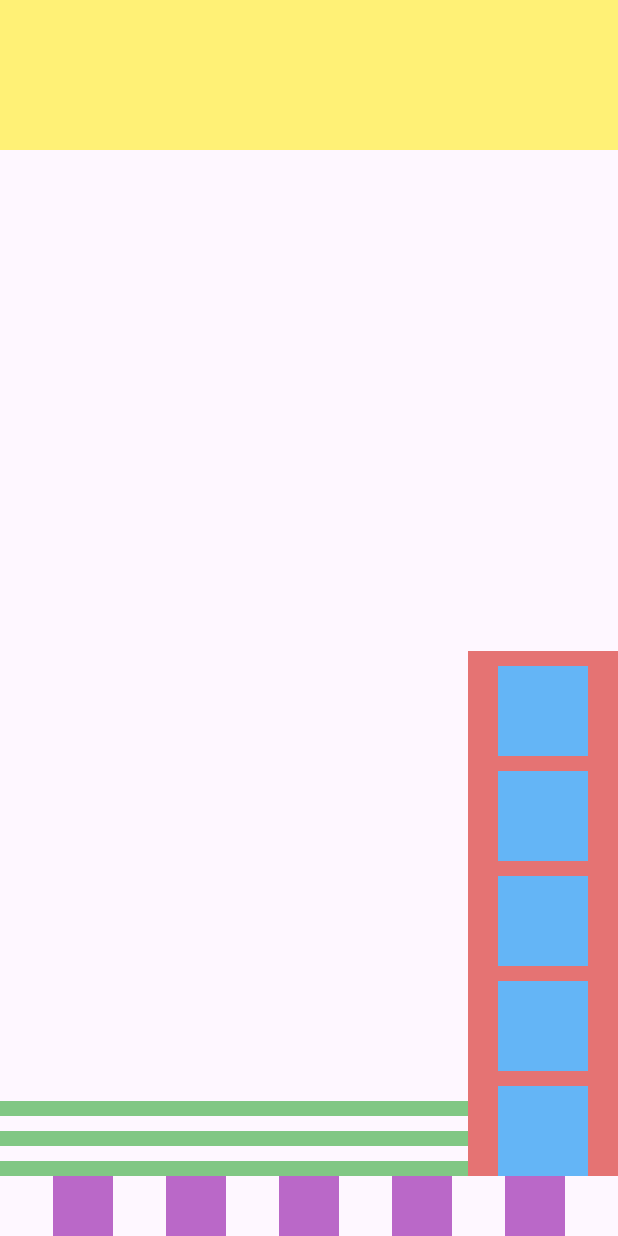
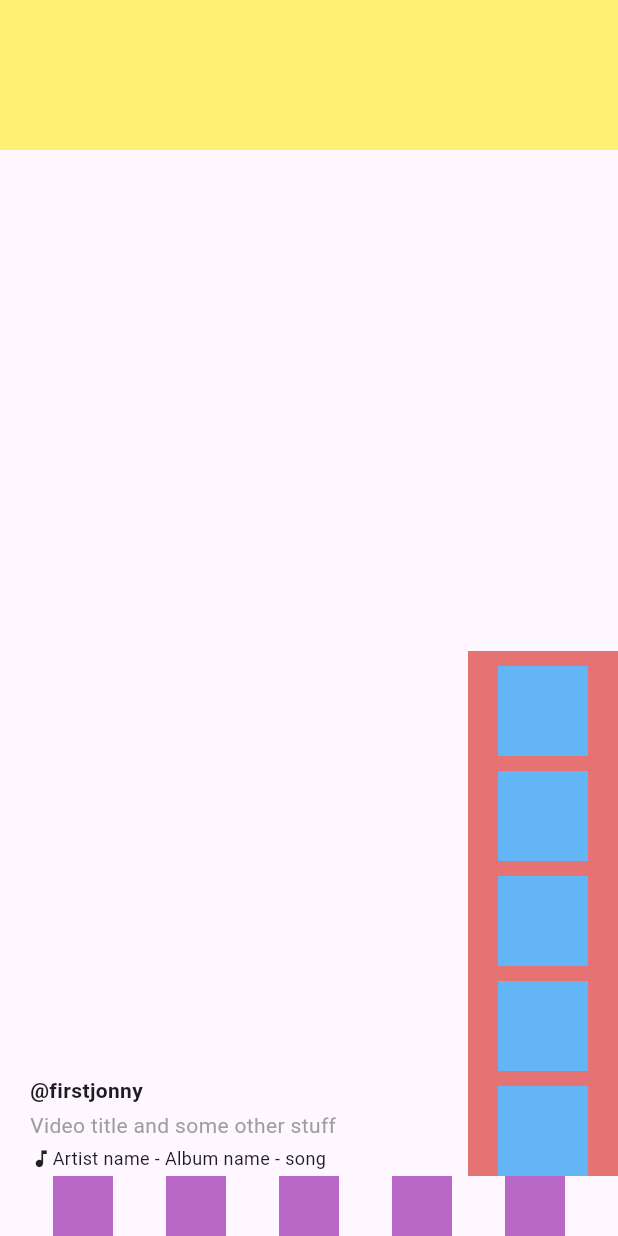
Before and after one commit to Birkity/flutter_tutorial, a Flutter app: the screen it shows after launch, on a phone screen of 412 x 824 dp. Run offline on Flutter 3.47's test engine with Material 3 defaults, Android fonts, the phone set to English and light mode, and no system bars.

Commit message:
Add content and spacing to video description

```diff
--- a/tik_tok_ui/lib/widgets/video_description.dart
+++ b/tik_tok_ui/lib/widgets/video_description.dart
@@ -4,14 +4,26 @@ class VideoDescription extends StatelessWidget{
   @override
   Widget build(BuildContext context) {
     return Expanded(
-    child: Column(
-      mainAxisSize: MainAxisSize.min,
-      children: [
-        Container(height: 10.0, color: Colors.green[300], margin: EdgeInsets.only(top:10),),
-        Container(height: 10.0, color: Colors.green[300], margin: EdgeInsets.only(top:10),),
-        Container(height: 10.0, color: Colors.green[300], margin: EdgeInsets.only(top:10),),
+    child: Container(
+      height: 70.0,
+      padding: EdgeInsets.only(left:20.0),
+      child: Column(
+        mainAxisSize: MainAxisSize.min,
+        mainAxisAlignment: MainAxisAlignment.spaceEvenly,
+        crossAxisAlignment: CrossAxisAlignment.start,
+        children:<Widget> [
+          Text("@firstjonny", style: TextStyle(fontWeight: FontWeight.bold),),
+          Text("Video title and some other stuff", style: TextStyle(color: Colors.grey[500]),),
+          Row(
+            children: [
+              Icon(Icons.music_note, size: 15.0,),
+              Text("Artist name - Album name - song", style: TextStyle(fontSize: 12.0),),
+            ],
 
-      ],
+          ),
+
+        ],
+      ),
     ),);
   }
 }
```
